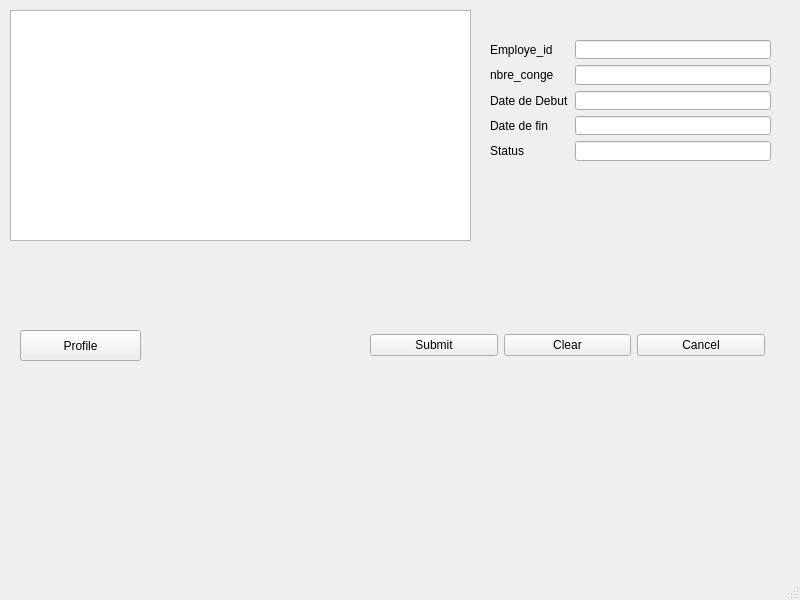
Old version of the form employeui.ui in the repository ElHadjiOumar/GestionConge.
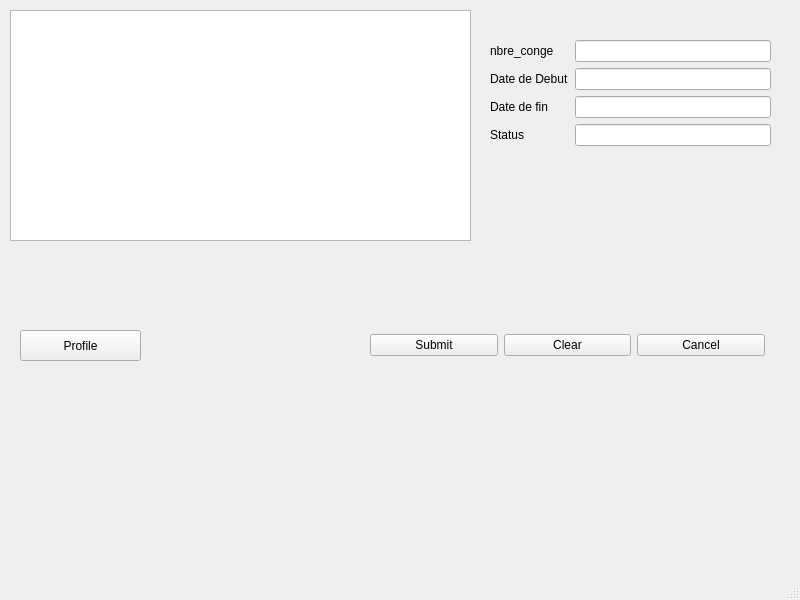
New version of the form.

Diff of the .ui file:
```diff
--- a/employeui.ui
+++ b/employeui.ui
@@ -53,69 +53,55 @@
       <x>490</x>
       <y>40</y>
       <width>281</width>
-      <height>141</height>
+      <height>166</height>
      </rect>
     </property>
     <layout class="QFormLayout" name="formLayout">
      <item row="0" column="0">
-      <widget class="QLabel" name="labelEmploye">
-       <property name="text">
-        <string>Employe_id</string>
-       </property>
-      </widget>
-     </item>
-     <item row="0" column="1">
-      <widget class="QLineEdit" name="lineEditEmploye">
-       <property name="readOnly">
-        <bool>true</bool>
-       </property>
-      </widget>
-     </item>
-     <item row="1" column="0">
       <widget class="QLabel" name="labelConge_2">
        <property name="text">
         <string>nbre_conge</string>
        </property>
       </widget>
      </item>
-     <item row="1" column="1">
+     <item row="0" column="1">
       <widget class="QLineEdit" name="lineEditConge"/>
      </item>
-     <item row="2" column="0">
+     <item row="1" column="0">
       <widget class="QLabel" name="labelDateDebut">
        <property name="text">
         <string>Date de Debut</string>
        </property>
       </widget>
      </item>
-     <item row="2" column="1">
+     <item row="1" column="1">
       <widget class="QLineEdit" name="lineEditDateDebut"/>
      </item>
-     <item row="3" column="0">
+     <item row="2" column="0">
       <widget class="QLabel" name="labelDateFin">
        <property name="text">
         <string>Date de fin</string>
        </property>
       </widget>
      </item>
-     <item row="3" column="1">
+     <item row="2" column="1">
       <widget class="QLineEdit" name="lineEditDateFin"/>
      </item>
-     <item row="4" column="0">
+     <item row="3" column="0">
       <widget class="QLabel" name="labelStatus">
        <property name="text">
         <string>Status</string>
        </property>
       </widget>
      </item>
-     <item row="4" column="1">
+     <item row="3" column="1">
       <widget class="QLineEdit" name="lineEditStatus">
        <property name="readOnly">
         <bool>true</bool>
        </property>
       </widget>
      </item>
-     <item row="5" column="0">
+     <item row="4" column="0">
       <widget class="QLabel" name="labelPassword">
        <property name="text">
         <string/>
```
